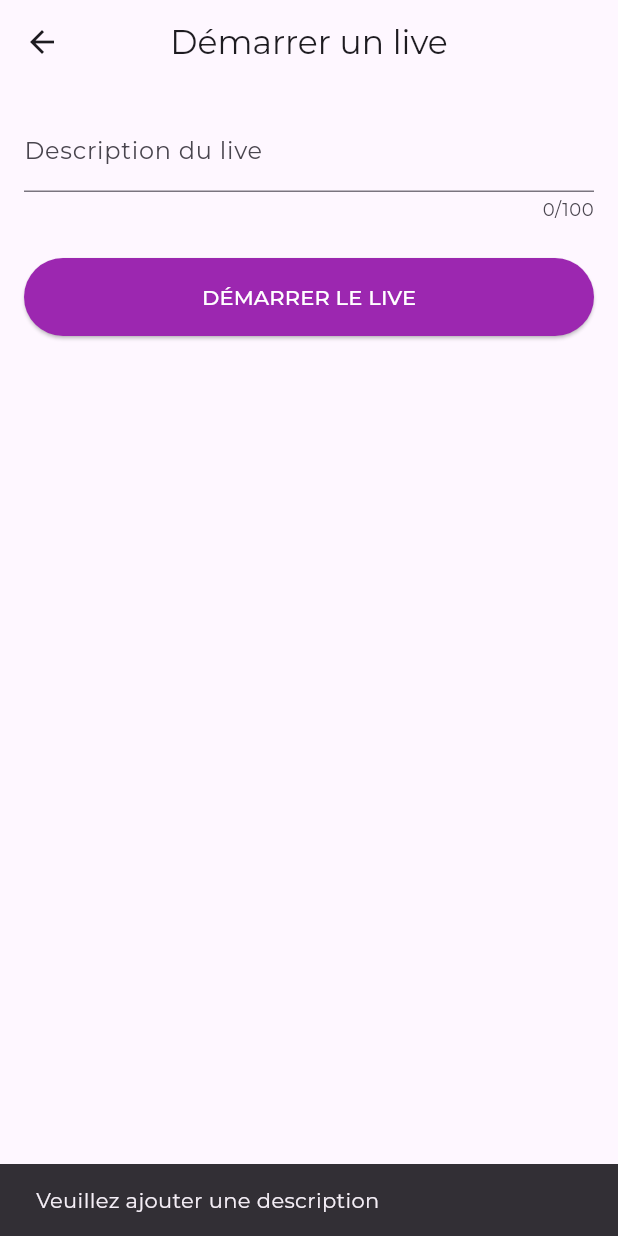
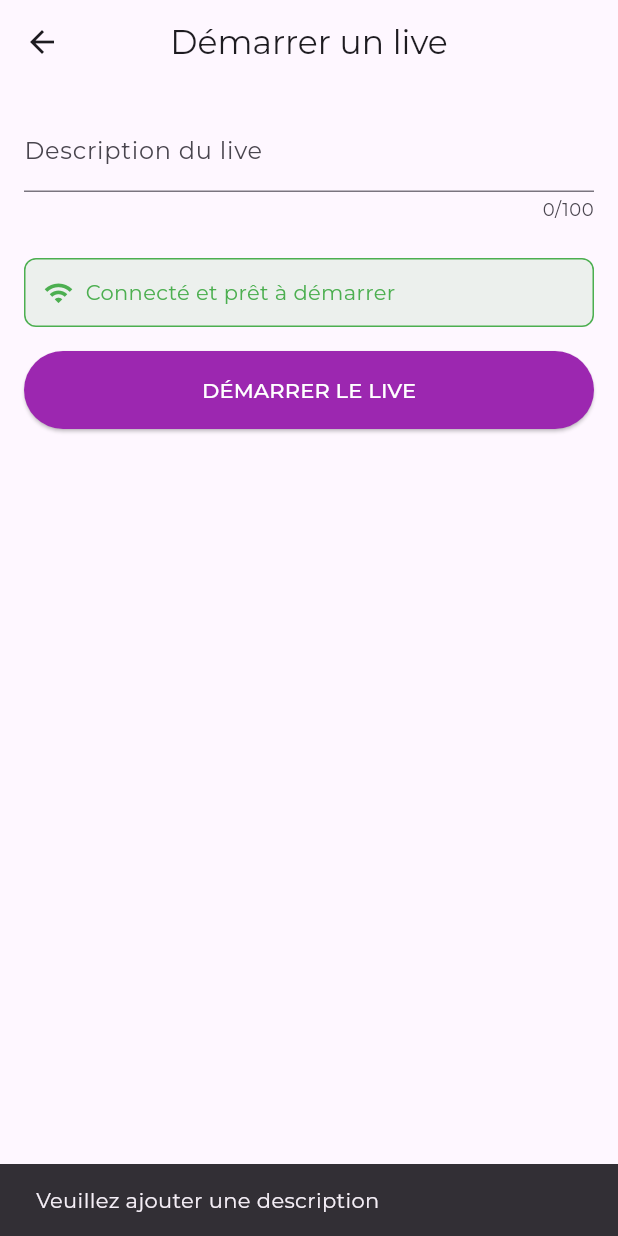
Before and after one commit to ABP01/streamyz, a Flutter app: the StartLiveScreen screen opened by its route, after a tap on "DÉMARRER LE LIVE", on a phone screen of 412 x 824 dp. Run offline on Flutter 3.47's test engine with Material 3 defaults, Android fonts, the phone set to English and light mode, and no system bars; our stand-ins replace cloud_firestore, connectivity_plus, firebase_auth, firebase_core, google_fonts, image_picker and 3 more; missing offline and left inert: zego_uikit_prebuilt_live_streaming; accounts and stored records are empty.

Commit message:
🔧 Mise à jour des dépendances et amélioration de la gestion de la connectivité dans l'interface de live TikTok : intégration de NetworkManager pour vérifier la connectivité et ajout de vérifications de permissions avant de démarrer un live.

```diff
--- a/lib/screens/start_live_screen.dart
+++ b/lib/screens/start_live_screen.dart
@@ -2,6 +2,8 @@ import 'package:cloud_firestore/cloud_firestore.dart';
 import 'package:firebase_auth/firebase_auth.dart';
 import 'package:flutter/material.dart';
 
+import '../utils/network_manager.dart';
+import '../utils/permission_manager.dart';
 import 'zego_live_page.dart';
 
 class StartLiveScreen extends StatefulWidget {
@@ -14,6 +16,7 @@ class StartLiveScreen extends StatefulWidget {
 class _StartLiveScreenState extends State<StartLiveScreen> {
   final _descController = TextEditingController();
   bool _isLoading = false;
+  final NetworkManager _networkManager = NetworkManager();
 
   Future<void> _startLive() async {
     if (_descController.text.trim().isEmpty) {
@@ -23,24 +26,61 @@ class _StartLiveScreenState extends State<StartLiveScreen> {
       return;
     }
 
+    // Vérifier la connectivité réseau
+    if (!_networkManager.isOperational) {
+      ScaffoldMessenger.of(context).showSnackBar(
+        const SnackBar(
+          content: Text(
+            'Pas de connexion réseau. Vérifiez votre connexion Internet.',
+          ),
+          backgroundColor: Colors.red,
+        ),
+      );
+      return;
+    }
+
+    // Vérifier les permissions
+    final hasPermissions = await PermissionManager.hasEssentialPermissions();
+    if (!hasPermissions) {
+      ScaffoldMessenger.of(context).showSnackBar(
+        const SnackBar(
+          content: Text(
+            'Permissions requises non accordées. Vérifiez les permissions caméra et microphone.',
+          ),
+          backgroundColor: Colors.orange,
+        ),
+      );
+      return;
+    }
+
     setState(() => _isLoading = true);
 
     try {
       final user = FirebaseAuth.instance.currentUser;
-      if (user == null) return;
+      if (user == null) {
+        ScaffoldMessenger.of(context).showSnackBar(
+          const SnackBar(content: Text('Utilisateur non connecté')),
+        );
+        return;
+      }
 
-      // Générer un ID unique pour le live
-      final liveID = FirebaseFirestore.instance.collection('lives').doc().id;
+      // Utiliser le NetworkManager pour les opérations Firestore
+      final liveID = await _networkManager.executeWithRetry(() async {
+        return FirebaseFirestore.instance.collection('lives').doc().id;
+      });
 
       // Récupérer les informations de l'utilisateur
-      final userDoc = await FirebaseFirestore.instance
+      final userDoc = await _networkManager.executeWithRetry(() async {
+        return await FirebaseFirestore.instance
             .collection('users')
             .doc(user.uid)
             .get();
+      });
 
       final userName = userDoc.data()?['username'] ?? 'Utilisateur';
 
       // Créer le document du live
+      await _networkManager.executeWithRetry(() async {
         await FirebaseFirestore.instance.collection('lives').doc(liveID).set({
           'live_id': liveID,
           'id_host': user.uid,
@@ -50,6 +90,7 @@ class _StartLiveScreenState extends State<StartLiveScreen> {
           'livestarttime': DateTime.now().millisecondsSinceEpoch,
           'liveendtime': 0,
           'stats': {'account': 0, 'likes': 0},
+        });
       });
 
       if (mounted) {
@@ -97,8 +138,55 @@ class _StartLiveScreenState extends State<StartLiveScreen> {
               maxLength: 100,
             ),
             const SizedBox(height: 24),
+
+            // Indicateur de connectivité
+            Container(
+              padding: const EdgeInsets.all(12),
+              decoration: BoxDecoration(
+                color: _networkManager.isOperational
+                    ? Colors.green.withOpacity(0.1)
+                    : Colors.red.withOpacity(0.1),
+                borderRadius: BorderRadius.circular(8),
+                border: Border.all(
+                  color: _networkManager.isOperational
+                      ? Colors.green
+                      : Colors.red,
+                  width: 1,
+                ),
+              ),
+              child: Row(
+                children: [
+                  Icon(
+                    _networkManager.isOperational ? Icons.wifi : Icons.wifi_off,
+                    color: _networkManager.isOperational
+                        ? Colors.green
+                        : Colors.red,
+                    size: 20,
+                  ),
+                  const SizedBox(width: 8),
+                  Expanded(
+                    child: Text(
+                      _networkManager.isOperational
+                          ? 'Connecté et prêt à démarrer'
+                          : 'Pas de connexion réseau',
+                      style: TextStyle(
+                        color: _networkManager.isOperational
+                            ? Colors.green
+                            : Colors.red,
+                        fontSize: 14,
+                      ),
+                    ),
+                  ),
+                ],
+              ),
+            ),
+
+            const SizedBox(height: 16),
+
             ElevatedButton(
-              onPressed: _isLoading ? null : _startLive,
+              onPressed: (_isLoading || !_networkManager.isOperational)
+                  ? null
+                  : _startLive,
               style: ElevatedButton.styleFrom(
                 backgroundColor: Colors.purple,
                 foregroundColor: Colors.white,
--- a/pubspec.yaml
+++ b/pubspec.yaml
@@ -47,7 +47,7 @@ dependencies:
   permission_handler: ^11.1.0
   shared_preferences: ^2.2.2
   url_launcher: ^6.2.5
-  connectivity_plus: ^5.0.2
+  connectivity_plus: ^6.1.4
 
   # Police Montserrat via Google Fonts
   google_fonts: ^6.1.0
```
Also changed, not shown: lib/screens/zego_live_page.dart (+17 -13 lines), lib/widgets/live_controls_widget.dart (added, +122 -0 lines), pubspec.lock, 2 other files. Lines whose indentation alone changed are shown as unchanged.
